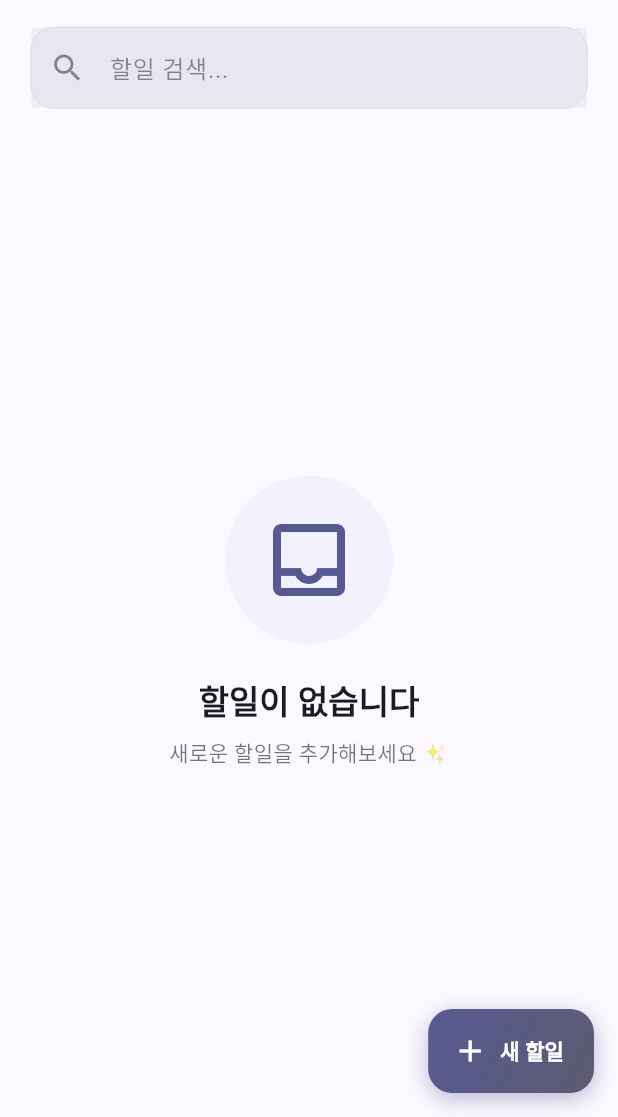
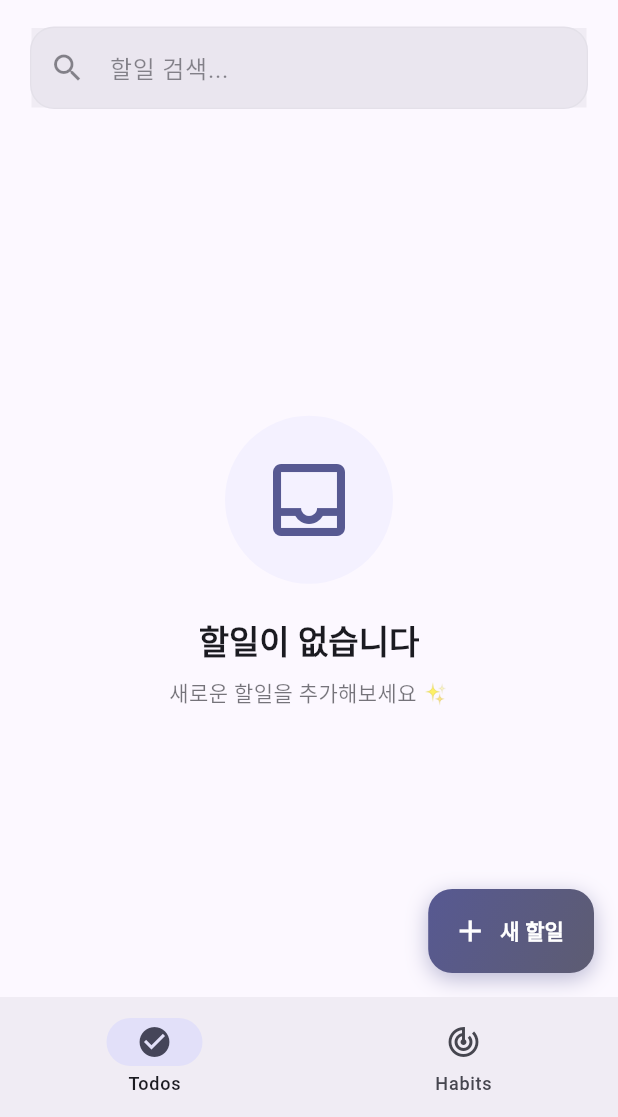
Before and after one commit to log-mind-365/tasklog, a Flutter app: the screen it shows after launch, on a phone screen of 412 x 824 dp, the part 119-1236 px from its top. Run offline on Flutter 3.47's test engine with Material 3 defaults, Android fonts, the light colour scheme and no system bars; our stand-ins replace drift, drift_flutter, flutter_riverpod, freezed_annotation, riverpod_annotation; accounts and stored records are empty; generated files the repository leaves out were written again; Roboto replaces fonts that are missing (SF Pro Display).

Commit message:
feat: 할일-습관 네비게이션 추가
할일과 습관 간 전환을 위한 네비게이션 구현

- HomePage: BottomNavigationBar로 화면 전환
- IndexedStack으로 페이지 상태 유지
- 할일/습관 탭 아이콘 추가
- main.dart에서 HomePage를 진입점으로 설정

```diff
--- a/lib/main.dart
+++ b/lib/main.dart
@@ -1,6 +1,6 @@
 import 'package:flutter/material.dart';
 import 'package:flutter_riverpod/flutter_riverpod.dart';
-import 'presentation/pages/todos_page.dart';
+import 'presentation/pages/home_page.dart';
 
 void main() {
   runApp(
@@ -20,7 +20,7 @@ class MyApp extends StatelessWidget {
       theme: _buildLightTheme(),
       darkTheme: _buildDarkTheme(),
       themeMode: ThemeMode.system,
-      home: const TodosPage(),
+      home: const HomePage(),
       debugShowCheckedModeBanner: false,
     );
   }
--- /dev/null
+++ b/lib/presentation/pages/home_page.dart
@@ -0,0 +1,49 @@
+import 'package:flutter/material.dart';
+import 'habits_page.dart';
+import 'todos_page.dart';
+
+class HomePage extends StatefulWidget {
+  const HomePage({super.key});
+
+  @override
+  State<HomePage> createState() => _HomePageState();
+}
+
+class _HomePageState extends State<HomePage> {
+  int _selectedIndex = 0;
+
+  final List<Widget> _pages = [
+    const TodosPage(),
+    const HabitsPage(),
+  ];
+
+  @override
+  Widget build(BuildContext context) {
+    return Scaffold(
+      body: IndexedStack(
+        index: _selectedIndex,
+        children: _pages,
+      ),
+      bottomNavigationBar: NavigationBar(
+        selectedIndex: _selectedIndex,
+        onDestinationSelected: (index) {
+          setState(() {
+            _selectedIndex = index;
+          });
+        },
+        destinations: const [
+          NavigationDestination(
+            icon: Icon(Icons.check_circle_outline),
+            selectedIcon: Icon(Icons.check_circle),
+            label: 'Todos',
+          ),
+          NavigationDestination(
+            icon: Icon(Icons.track_changes_outlined),
+            selectedIcon: Icon(Icons.track_changes),
+            label: 'Habits',
+          ),
+        ],
+      ),
+    );
+  }
+}
```
